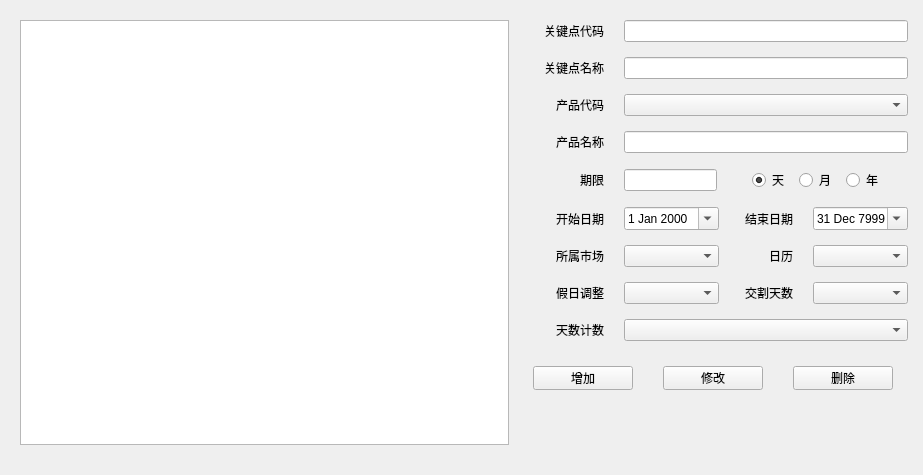
ruofeng216/fmlnew, file FML/view/mainframe/key_point_definition.ui: the form before one commit.
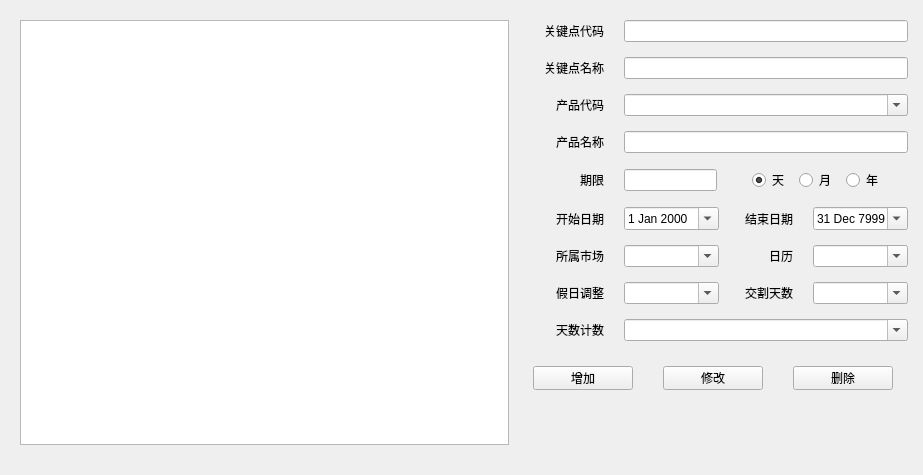
The form after the commit. Custom widgets are drawn as their Qt base class.

```diff
--- a/FML/view/mainframe/key_point_definition.ui
+++ b/FML/view/mainframe/key_point_definition.ui
@@ -141,7 +141,11 @@
           </widget>
          </item>
          <item>
-          <widget class="XComboBox" name="cbProductCode"/>
+          <widget class="XComboBox" name="cbProductCode">
+           <property name="editable">
+            <bool>true</bool>
+           </property>
+          </widget>
          </item>
         </layout>
        </item>
@@ -394,6 +398,9 @@
              <verstretch>0</verstretch>
             </sizepolicy>
            </property>
+           <property name="editable">
+            <bool>true</bool>
+           </property>
           </widget>
          </item>
          <item>
@@ -419,7 +426,11 @@
           </widget>
          </item>
          <item>
-          <widget class="QComboBox" name="cbCalendar"/>
+          <widget class="XComboBox" name="cbCalendar">
+           <property name="editable">
+            <bool>true</bool>
+           </property>
+          </widget>
          </item>
         </layout>
        </item>
@@ -454,7 +465,11 @@
           </widget>
          </item>
          <item>
-          <widget class="QComboBox" name="cbConvention"/>
+          <widget class="XComboBox" name="cbConvention">
+           <property name="editable">
+            <bool>true</bool>
+           </property>
+          </widget>
          </item>
          <item>
           <widget class="QLabel" name="label_10">
@@ -479,7 +494,11 @@
           </widget>
          </item>
          <item>
-          <widget class="QComboBox" name="cbSpotlag"/>
+          <widget class="XComboBox" name="cbSpotlag">
+           <property name="editable">
+            <bool>true</bool>
+           </property>
+          </widget>
          </item>
         </layout>
        </item>
@@ -511,7 +530,11 @@
           </widget>
          </item>
          <item>
-          <widget class="QComboBox" name="cbDayCount"/>
+          <widget class="XComboBox" name="cbDayCount">
+           <property name="editable">
+            <bool>true</bool>
+           </property>
+          </widget>
          </item>
         </layout>
        </item>
```
Left out of the diff: 4 changed lines with no effect on the pictures.
